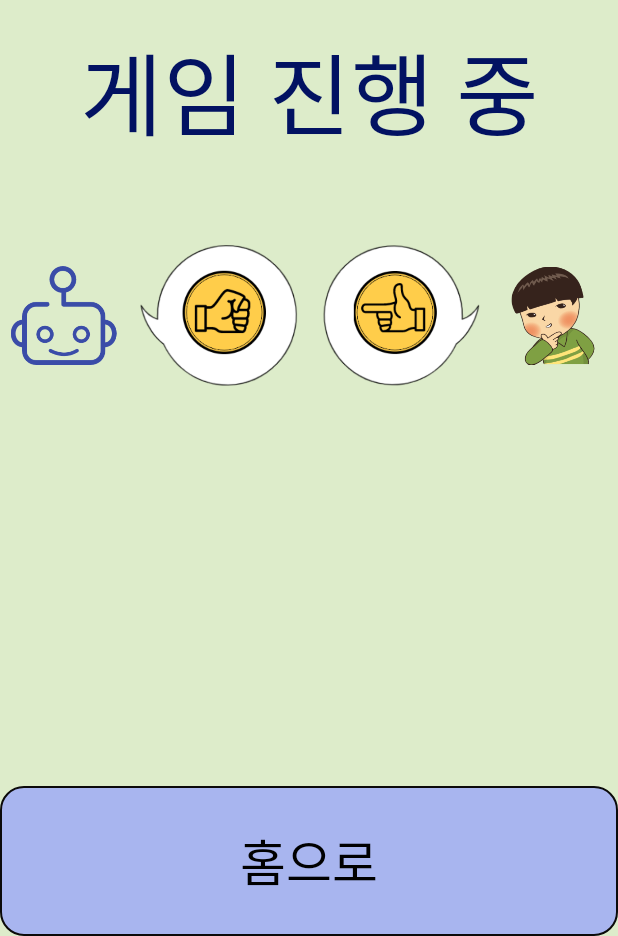
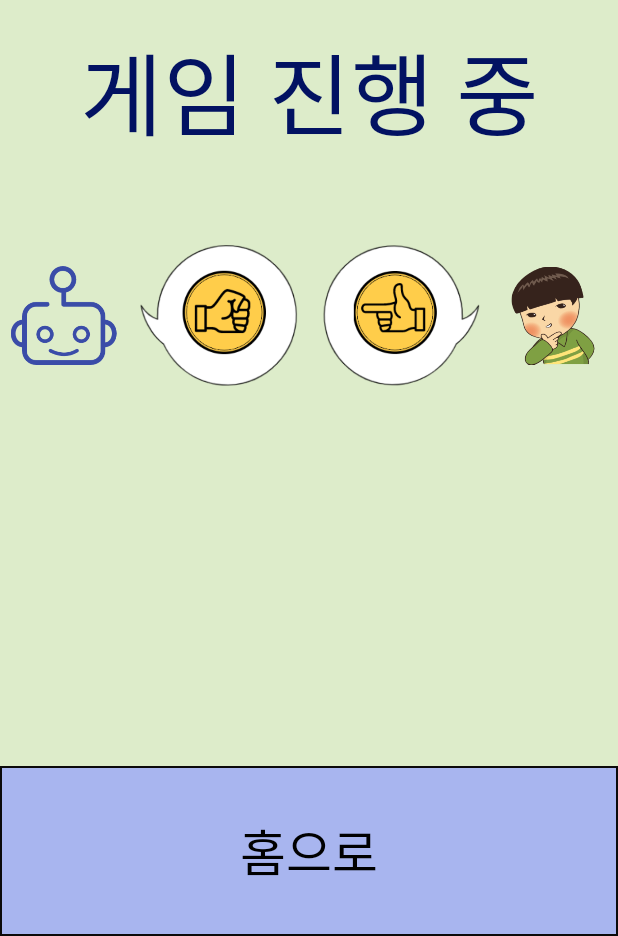
Before and after one commit to DongMin-0604/Mento_Menti_App, an Android app: the RunningActivity screen opened directly, with no data from a screen before it, on a phone screen of 412 x 824 dp, the part 300-1236 px from its top. Run offline under Robolectric (Android 15) with nearby library versions, the phone set to English and light mode, and no system bars; 1 statement that could not run was skipped.

Commit message:
엔딩 엑티비티 추가,go_home_bt 모양 변경,이슈 없음

```diff
--- a/app/src/main/AndroidManifest.xml
+++ b/app/src/main/AndroidManifest.xml
@@ -18,5 +18,7 @@
         </activity>
         <activity android:name=".RunningActivity" android:screenOrientation="portrait"></activity>
         <activity android:name=".MainActivity" android:screenOrientation="portrait"></activity>
+        <activity android:name=".HappyEndingAcitivity" android:screenOrientation="portrait"></activity>
+        <activity android:name=".BadEndingActivity" android:screenOrientation="portrait"></activity>
     </application>
 </manifest>
--- /dev/null
+++ b/app/src/main/res/drawable/home_btn_custom.xml
@@ -0,0 +1,16 @@
+<?xml version="1.0" encoding="utf-8"?>
+<ripple xmlns:android="http://schemas.android.com/apk/res/android" android:color="#273787">
+    <item>
+        <shape android:shape="rectangle">
+            <solid
+                android:color="#A8B5EF"/>
+            <stroke
+                android:width="1dp"
+                android:color="#0B0A0A"/>
+            <size
+                android:width="280px"
+                android:height="100px"/>
+    </shape>
+    </item>
+
+</ripple>
--- a/app/src/main/res/layout/activity_game_running.xml
+++ b/app/src/main/res/layout/activity_game_running.xml
@@ -135,9 +135,9 @@
         android:visibility="invisible"
         android:fontFamily="@font/eicedigitalbaeum_regular"
         android:gravity="center_horizontal"
-        android:text="베팅에 ~하여~ 토큰을 얻었습니다."
+        android:text="가위바위보 결과에 따라 다음과 같은 토큰을 획득 하였습니다."
         android:textColor="@color/black"
-        android:textSize="50px"
+        android:textSize="43px"
         app:layout_constraintBottom_toTopOf="@+id/holding_token_Li"
         app:layout_constraintEnd_toEndOf="parent"
         app:layout_constraintHorizontal_bias="0.0"
@@ -183,8 +183,8 @@
     <Button
         android:id="@+id/go_home_bt"
         android:layout_width="match_parent"
-        android:layout_height="150px"
-        android:background="@drawable/button_custom"
+        android:layout_height="170px"
+        android:background="@drawable/home_btn_custom"
         android:fontFamily="@font/elicedigitalbaeum_bold"
         android:text="홈으로"
         android:textColor="@color/black"
```
Also changed, not shown: app/src/main/java/com/example/mento_menti_app/BadEndingActivity.java (added, +29 -0 lines), app/src/main/java/com/example/mento_menti_app/HappyEndingAcitivity.java (added, +30 -0 lines), app/src/main/java/com/example/mento_menti_app/RunningActivity.java (+14 -0 lines), app/src/main/res/layout/activity_bad_ending.xml (added, +29 -0 lines), app/src/main/res/layout/activity_happy_ending.xml (added, +30 -0 lines).
